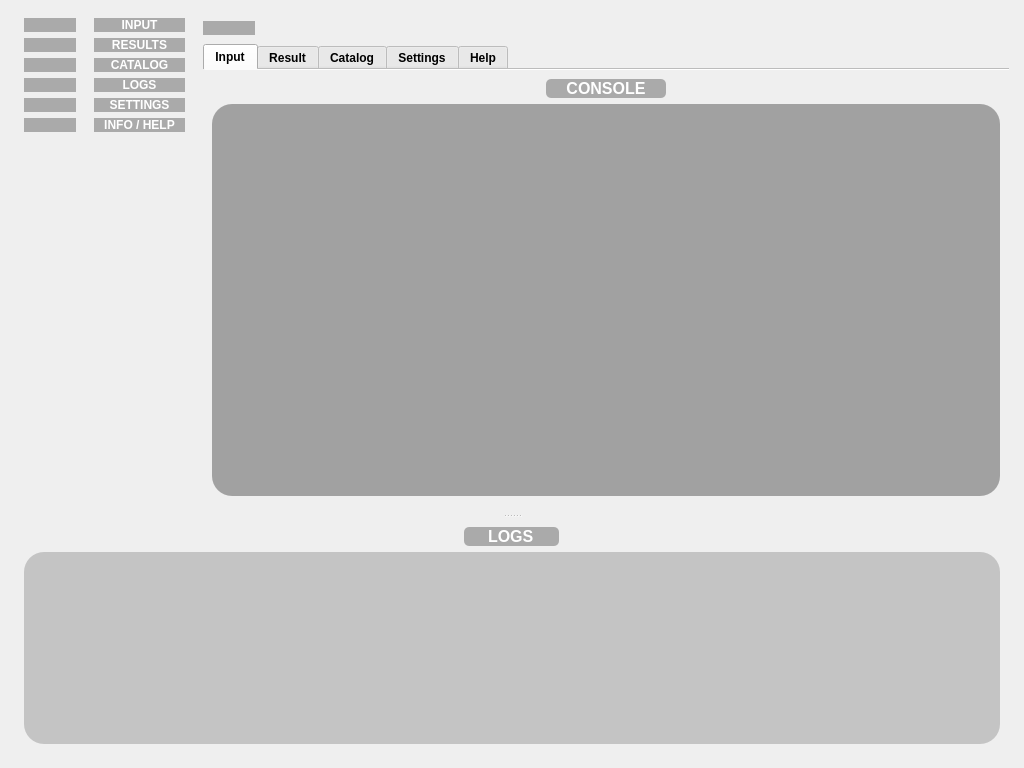
Above: shortcircuitcalc/gui/main_window.ui from MrHerrington/Short-Circuit-Calculation before the change. Below: the same form after it.
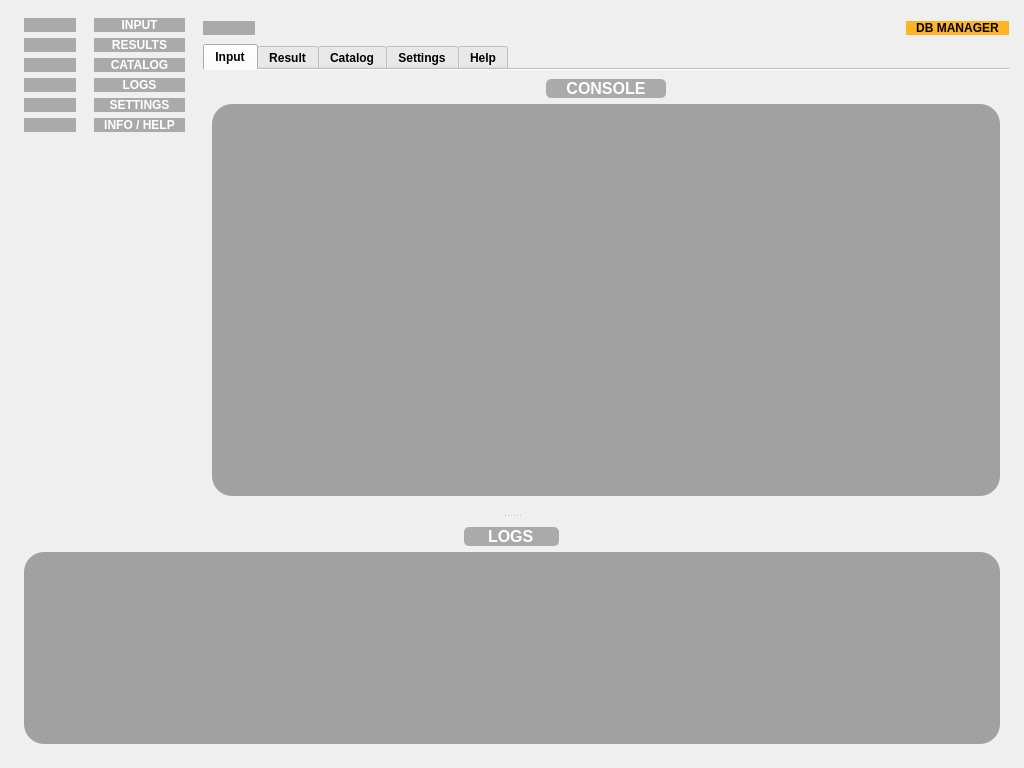
That is the form after the change. Icons and pictures are not drawn. Custom widgets are drawn as their Qt base class.

Commit message: Bug fixes, optimization, continue DB Browser integration in MainWindow (not finish).

```diff
--- a/shortcircuitcalc/gui/main_window.ui
+++ b/shortcircuitcalc/gui/main_window.ui
@@ -804,7 +804,20 @@
             <number>9</number>
            </property>
            <item>
+            <widget class="QWidget" name="mainBar" native="true">
             <layout class="QHBoxLayout" name="horizontalLayout">
+              <property name="leftMargin">
+               <number>0</number>
+              </property>
+              <property name="topMargin">
+               <number>0</number>
+              </property>
+              <property name="rightMargin">
+               <number>0</number>
+              </property>
+              <property name="bottomMargin">
+               <number>0</number>
+              </property>
              <item>
               <widget class="QPushButton" name="switchButton">
                <property name="styleSheet">
@@ -863,7 +876,60 @@
                </property>
               </spacer>
              </item>
-            </layout>
+              <item>
+               <widget class="QPushButton" name="dbmanagerButton">
+                <property name="font">
+                 <font>
+                  <pointsize>9</pointsize>
+                  <weight>75</weight>
+                  <bold>true</bold>
+                 </font>
+                </property>
+                <property name="styleSheet">
+                 <string notr="true">QPushButton {
+background-color: rgba(255, 169, 0, 217);
+color: rgb(0, 0, 0);
+padding-left: 10px;
+padding-right: 10px;
+border-radius: 10px;
+}
+
+QPushButton:hover {
+background-color: rgba(100, 100, 153);
+color: rgb(255, 255, 255);
+padding-left: 10px;
+padding-right: 10px;
+border-radius: 10px;
+}
+
+QPushButton:pressed {
+background-color: rgba(153, 153, 153);
+color: rgb(255, 255, 255);
+padding-left: 10px;
+padding-right: 10px;
+border-radius: 10px;
+}</string>
+                </property>
+                <property name="text">
+                 <string>DB MANAGER</string>
+                </property>
+                <property name="icon">
+                 <iconset resource="resources.qrc">
+                  <normaloff>:/icons/resources/icons/db_open_manager.svg</normaloff>:/icons/resources/icons/db_open_manager.svg</iconset>
+                </property>
+                <property name="iconSize">
+                 <size>
+                  <width>24</width>
+                  <height>24</height>
+                 </size>
+                </property>
+                <property name="checkable">
+                 <bool>true</bool>
+                </property>
+               </widget>
+              </item>
+             </layout>
+            </widget>
            </item>
            <item>
             <widget class="QTabWidget" name="tabWidget">
@@ -1405,7 +1471,7 @@
           </property>
           <property name="styleSheet">
            <string notr="true">QPlainTextEdit {
-background-color: rgba(153, 153, 153, 0.5);
+background-color: rgba(153, 153, 153, 0.9);
 color: rgb(255, 255, 255);
 padding-left: 10px;
 padding-right: 10 px;
```
Left out of the diff: 68 changed lines with no effect on the pictures. Lines whose indentation alone changed are shown as unchanged. The commit also changes 10 other files.
